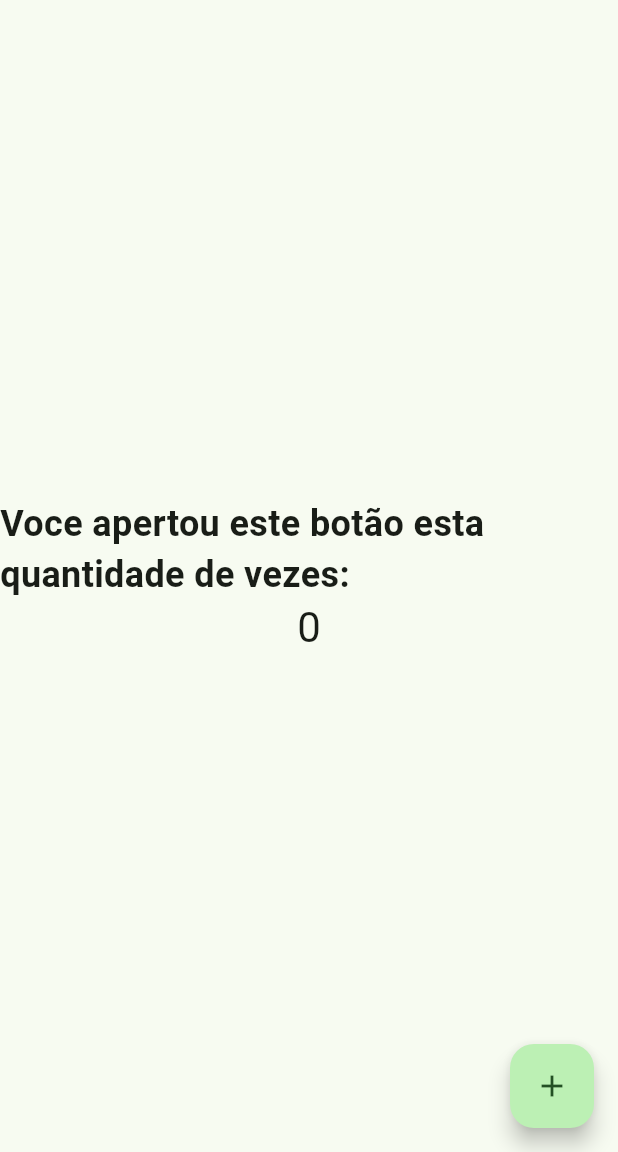
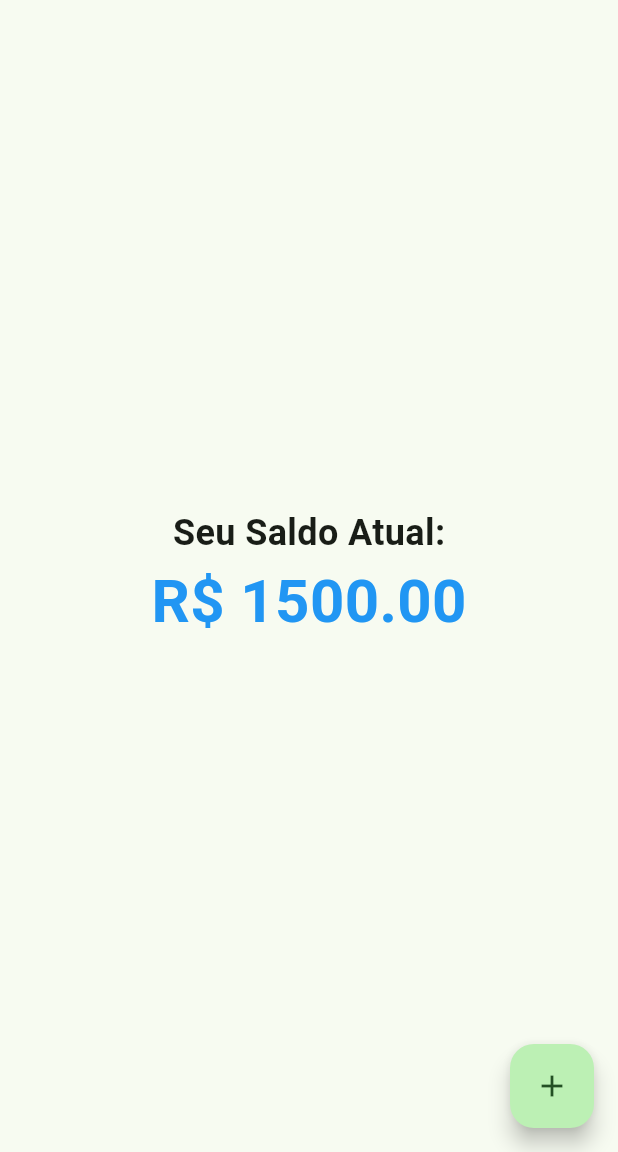
Before and after one commit to JhonyGalerani/meuappflutter, a Flutter app: the screen it shows after launch, on a phone screen of 412 x 824 dp, the part 84-1236 px from its top. Run offline on Flutter 3.47's test engine with Material 3 defaults, Android fonts, the phone set to English and light mode, and no system bars.

Commit message:
incluido saldo inicial, ajustado texto central e cores

```diff
--- a/lib/main.dart
+++ b/lib/main.dart
@@ -54,7 +54,7 @@ class MyHomePage extends StatefulWidget {
 }
 
 class _MyHomePageState extends State<MyHomePage> {
-  int _counter = 0;
+  double _saldo = 1500.00; // Saldo inicial
 
   void _incrementCounter() {
     setState(() {
@@ -63,7 +63,7 @@ class _MyHomePageState extends State<MyHomePage> {
       // so that the display can reflect the updated values. If we changed
       // _counter without calling setState(), then the build method would not be
       // called again, and so nothing would appear to happen.
-      _counter++;
+      _saldo+= 100.00; // Incrementa o saldo em 100
     });
   }
 
@@ -105,15 +105,19 @@ class _MyHomePageState extends State<MyHomePage> {
           mainAxisAlignment: MainAxisAlignment.center,
           children: <Widget>[
             const Text(
-             'Voce apertou este botão esta quantidade de vezes:',
+             'Seu Saldo Atual:', // texto atualizado
              style: TextStyle(
               fontSize: 24,
               fontWeight: FontWeight.bold,
              ),
             ),
             Text(
-              '$_counter',
-              style: Theme.of(context).textTheme.headlineMedium,
+              'R\$ ${_saldo.toStringAsFixed(2)}', // Exibe o saldo formatado com duas casas decimais
+              style: const TextStyle(
+                fontSize: 40,
+                fontWeight: FontWeight.bold,
+                color: Colors.blue, // Cor azul para o saldo
+              ),
             ),
             ],
         ),
```
